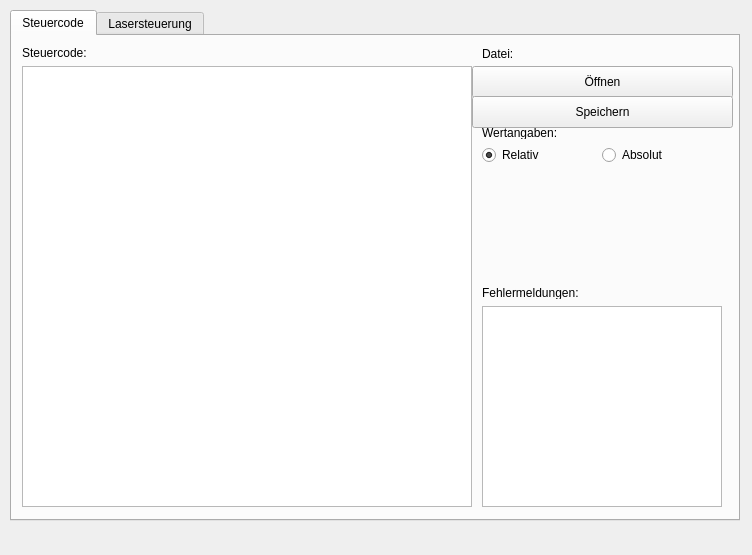
This is GUI/Lasercutter.ui in mrll/SWE-Projekt as Qt 5 draws it before an edit. The edited form follows.
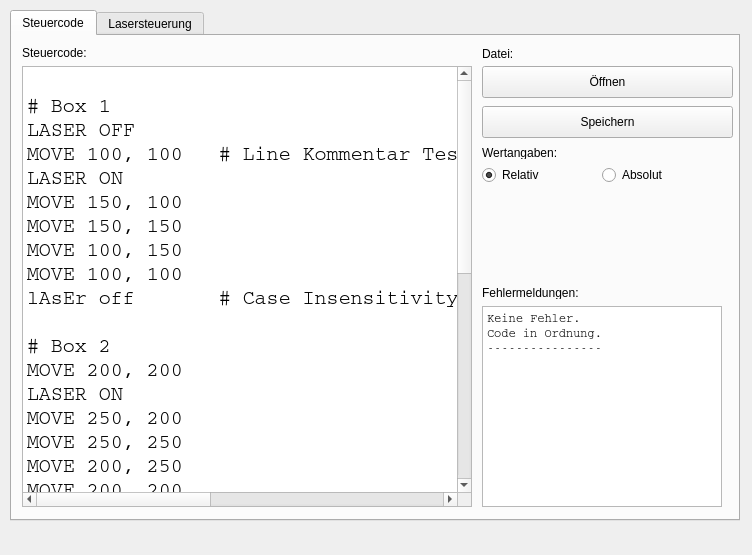
This is the edited form. The open tabs and pages were chosen to show the change.

Commit message: Test Code erweitert. GUI angepasst.

The edit to the form file:
```diff
--- a/GUI/Lasercutter.ui
+++ b/GUI/Lasercutter.ui
@@ -10,6 +10,12 @@
     <height>555</height>
    </rect>
   </property>
+  <property name="minimumSize">
+   <size>
+    <width>752</width>
+    <height>555</height>
+   </size>
+  </property>
   <property name="windowTitle">
    <string>Lasercutter</string>
   </property>
@@ -26,6 +32,12 @@
       <height>511</height>
      </rect>
     </property>
+    <property name="sizePolicy">
+     <sizepolicy hsizetype="Expanding" vsizetype="Expanding">
+      <horstretch>0</horstretch>
+      <verstretch>0</verstretch>
+     </sizepolicy>
+    </property>
     <property name="currentIndex">
      <number>1</number>
     </property>
@@ -42,9 +54,57 @@
         <height>441</height>
        </rect>
       </property>
+      <property name="font">
+       <font>
+        <family>Courier</family>
+        <pointsize>15</pointsize>
+        <weight>50</weight>
+        <bold>false</bold>
+       </font>
+      </property>
       <property name="layoutDirection">
        <enum>Qt::LeftToRight</enum>
       </property>
+      <property name="lineWrapMode">
+       <enum>QPlainTextEdit::NoWrap</enum>
+      </property>
+      <property name="plainText">
+       <string>
+# Box 1
+LASER OFF
+MOVE 100, 100   # Line Kommentar Test
+LASER ON
+MOVE 150, 100
+MOVE 150, 150
+MOVE 100, 150
+MOVE 100, 100
+lAsEr off       # Case Insensitivity Test
+
+# Box 2
+MOVE 200, 200
+LASER ON
+MOVE 250, 200
+MOVE 250, 250
+MOVE 200, 250
+MOVE 200, 200
+LASER OFF
+
+# Diagonale
+MOVE 100, 100
+LASER ON
+MOVE 250, 250
+LASER OFF
+
+# Fehler Test
+#
+# MVE 100, 100      # Typo                  (Unbekannter Befehl)        Fehlercode 1
+# MOVE 100 200      # Typo 2                (Kein Komma, Syntax)        Fehlercode 2
+# LASER 3           # Inkorrekter Befehl    (Falscher Parameter)        Fehlercode 3
+# MOVE ON, 250      # Inkorrekter Befehl 2  (Falscher Parameter)
+# LASER ON OFF      # Inkorrekter Befehl 3  (Zu viele Parameter)        Fehlercode 4
+# MOVE 100.2 234.4  # Inkorrekter Befehl 4  (Falscher Parametertyp)     Fehlercode 5
+       </string>
+      </property>
      </widget>
      <widget class="QLabel" name="label">
       <property name="geometry">
@@ -76,7 +136,7 @@
       <property name="geometry">
        <rect>
         <x>470</x>
-        <y>110</y>
+        <y>130</y>
         <width>110</width>
         <height>18</height>
        </rect>
@@ -91,9 +151,9 @@
      <widget class="QPushButton" name="pushButton">
       <property name="geometry">
        <rect>
-        <x>460</x>
+        <x>470</x>
         <y>30</y>
-        <width>261</width>
+        <width>251</width>
         <height>32</height>
        </rect>
       </property>
@@ -105,7 +165,7 @@
       <property name="geometry">
        <rect>
         <x>470</x>
-        <y>90</y>
+        <y>110</y>
         <width>240</width>
         <height>13</height>
        </rect>
@@ -118,7 +178,7 @@
       <property name="geometry">
        <rect>
         <x>590</x>
-        <y>110</y>
+        <y>130</y>
         <width>110</width>
         <height>18</height>
        </rect>
@@ -133,9 +193,9 @@
      <widget class="QPushButton" name="pushButton_2">
       <property name="geometry">
        <rect>
-        <x>460</x>
-        <y>60</y>
-        <width>261</width>
+        <x>470</x>
+        <y>70</y>
+        <width>251</width>
         <height>32</height>
        </rect>
       </property>
@@ -152,9 +212,20 @@
         <height>201</height>
        </rect>
       </property>
+      <property name="font">
+       <font>
+        <family>Courier</family>
+       </font>
+      </property>
       <property name="readOnly">
        <bool>true</bool>
       </property>
+      <property name="plainText">
+       <string>Keine Fehler.
+Code in Ordnung.
+----------------
+</string>
+      </property>
      </widget>
      <widget class="QLabel" name="label_4">
       <property name="geometry">
```
Left out of the diff: 61 changed lines with no effect on the pictures. The commit also changes 8 other files.
